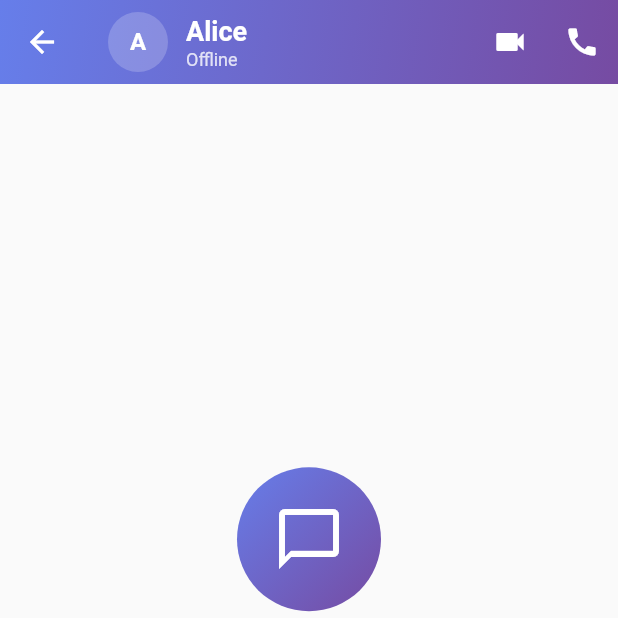
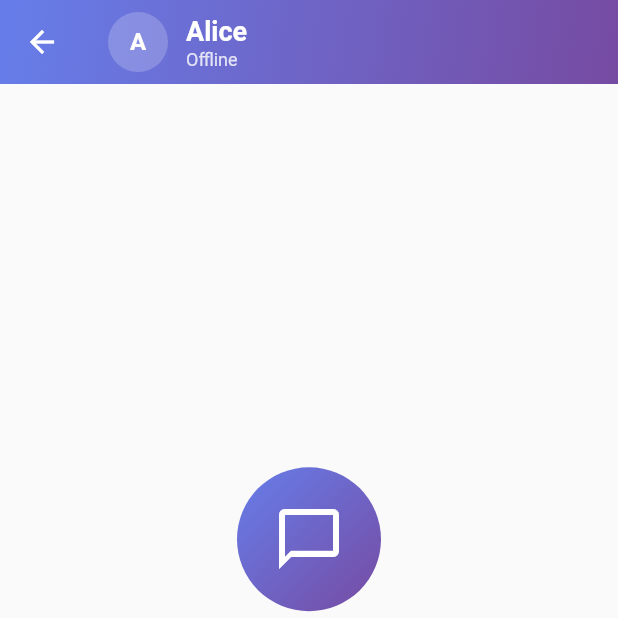
Before and after one commit to Nuwanchanuka/ChatApp, a Flutter app: the ChatDemoPage screen opened directly, after a tap on "Demo Chat with Alice", on a phone screen of 412 x 824 dp, the top half of it. Run offline on Flutter 3.47's test engine with Material 3 defaults, Android fonts, the phone set to English and light mode, and no system bars; our stand-ins replace qr_flutter, shared_preferences, sqflite; missing offline and left inert: mobile_scanner; accounts and stored records are empty.

Commit message:
user name see chat page navbar

```diff
--- a/lib/Screens/new_chat_page.dart
+++ b/lib/Screens/new_chat_page.dart
@@ -26,6 +26,7 @@ class _NewChatPageState extends State<NewChatPage> with TickerProviderStateMixin
   bool _loading = true;
   bool _sending = false;
   bool _isTyping = false;
+  bool _chatReady = false;
   late Chat _currentChat;
   late AnimationController _animationController;
   late Animation<double> _fadeAnimation;
@@ -33,9 +34,17 @@ class _NewChatPageState extends State<NewChatPage> with TickerProviderStateMixin
   @override
   void initState() {
     super.initState();
-    _initializeChat();
     _setupAnimations();
-    _loadMessages();
+    _initAndLoad();
+  }
+
+  Future<void> _initAndLoad() async {
+    await _initializeChat();
+    if (!mounted) return;
+    setState(() {
+      _chatReady = true;
+    });
+    await _loadMessages();
     _listenToIncomingMessages();
     _listenToTyping();
   }
@@ -71,6 +80,13 @@ class _NewChatPageState extends State<NewChatPage> with TickerProviderStateMixin
         contactId: 'default_${DateTime.now().millisecondsSinceEpoch}',
       );
     }
+  }
+
+  String _displayName() {
+    final fromParam = (widget.contactName ?? '').trim();
+    if (fromParam.isNotEmpty) return fromParam;
+    final name = _chatReady ? _currentChat.name.trim() : '';
+    return name.isNotEmpty ? name : 'Chat';
   }
 
   @override
@@ -287,6 +303,7 @@ class _NewChatPageState extends State<NewChatPage> with TickerProviderStateMixin
 
   @override
   Widget build(BuildContext context) {
+  final titleName = _displayName();
     return Scaffold(
       backgroundColor: Colors.grey[50],
       appBar: AppBar(
@@ -310,7 +327,7 @@ class _NewChatPageState extends State<NewChatPage> with TickerProviderStateMixin
             CircleAvatar(
               backgroundColor: Colors.white.withOpacity(0.2),
               child: Text(
-                _currentChat.name.isNotEmpty ? _currentChat.name[0].toUpperCase() : 'C',
+        titleName.isNotEmpty ? titleName[0].toUpperCase() : 'C',
                 style: const TextStyle(
                   color: Colors.white,
                   fontWeight: FontWeight.bold,
@@ -324,7 +341,7 @@ class _NewChatPageState extends State<NewChatPage> with TickerProviderStateMixin
                 mainAxisSize: MainAxisSize.min,
                 children: [
                   Text(
-                    _currentChat.name,
+          titleName,
                     style: const TextStyle(
                       color: Colors.white,
                       fontSize: 18,
@@ -343,24 +360,7 @@ class _NewChatPageState extends State<NewChatPage> with TickerProviderStateMixin
             ),
           ],
         ),
-        actions: [
-          IconButton(
-            icon: const Icon(Icons.videocam, color: Colors.white),
-            onPressed: () {
-              ScaffoldMessenger.of(context).showSnackBar(
-                const SnackBar(content: Text('Video call feature coming soon!')),
-              );
-            },
-          ),
-          IconButton(
-            icon: const Icon(Icons.call, color: Colors.white),
-            onPressed: () {
-              ScaffoldMessenger.of(context).showSnackBar(
-                const SnackBar(content: Text('Voice call feature coming soon!')),
-              );
-            },
-          ),
-        ],
+  actions: const [],
       ),
       body: FadeTransition(
         opacity: _fadeAnimation,
@@ -423,7 +423,7 @@ class _NewChatPageState extends State<NewChatPage> with TickerProviderStateMixin
           ),
           const SizedBox(height: 8),
           Text(
-            'Send a message to begin chatting with ${_currentChat.name}',
+            'Send a message to begin chatting with ${_displayName()}',
             style: TextStyle(
               fontSize: 14,
               color: Colors.grey[600],
--- a/lib/Screens/pair_screen.dart
+++ b/lib/Screens/pair_screen.dart
@@ -116,7 +116,7 @@ class _PairScreenState extends State<PairScreen> {
                 Container(
                   padding: const EdgeInsets.all(16),
                   decoration: const BoxDecoration(
-                    color: Colors.deepPurple,
+                    color: Color.fromARGB(255, 58, 116, 183),
                     borderRadius: BorderRadius.only(
                       topLeft: Radius.circular(20),
                       topRight: Radius.circular(20),
@@ -299,7 +299,7 @@ class _PairScreenState extends State<PairScreen> {
     return Scaffold(
       appBar: AppBar(
         title: const Text('QR Code'),
-        backgroundColor: Colors.deepPurple,
+        backgroundColor: Color.fromARGB(255, 58, 116, 183),
         foregroundColor: Colors.white,
         centerTitle: true,
       ),
@@ -308,7 +308,7 @@ class _PairScreenState extends State<PairScreen> {
           gradient: LinearGradient(
             begin: Alignment.topCenter,
             end: Alignment.bottomCenter,
-            colors: [Colors.deepPurple, Colors.purple, Colors.purpleAccent],
+            colors: [Color.fromARGB(255, 58, 116, 183), Color.fromARGB(255, 44, 129, 204), Color.fromARGB(255, 255, 255, 255)],
           ),
         ),
         child: SafeArea(
--- a/lib/Screens/profile_setup_screen.dart
+++ b/lib/Screens/profile_setup_screen.dart
@@ -89,7 +89,7 @@ class _ProfileSetupScreenState extends State<ProfileSetupScreen> {
         ),
         child: SafeArea(
           child: SingleChildScrollView(
-            padding: const EdgeInsets.symmetric(horizontal: 24, vertical: 32),
+            padding: const EdgeInsets.symmetric(horizontal: 24, vertical: 100),
             child: Form(
               key: _formKey,
               child: Column(
@@ -240,7 +240,7 @@ class _ProfileSetupScreenState extends State<ProfileSetupScreen> {
                       child: _saving
                           ? const SizedBox(
                               width: 24,
-                              height: 24,
+                              // height: 24,
                               child: CircularProgressIndicator(
                                 strokeWidth: 2,
                                 valueColor: AlwaysStoppedAnimation<Color>(Colors.white),
```
Also changed, not shown: lib/Screens/new_home_screen.dart (+11 -2 lines), lib/services/chat_service.dart (+15 -9 lines).
